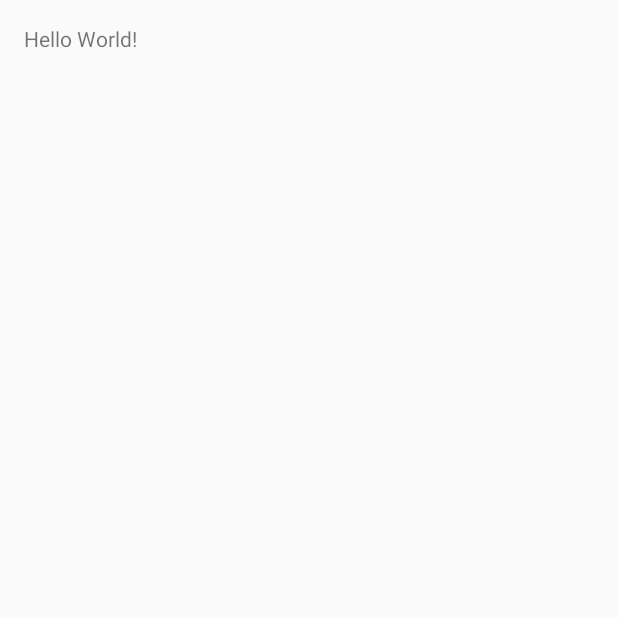
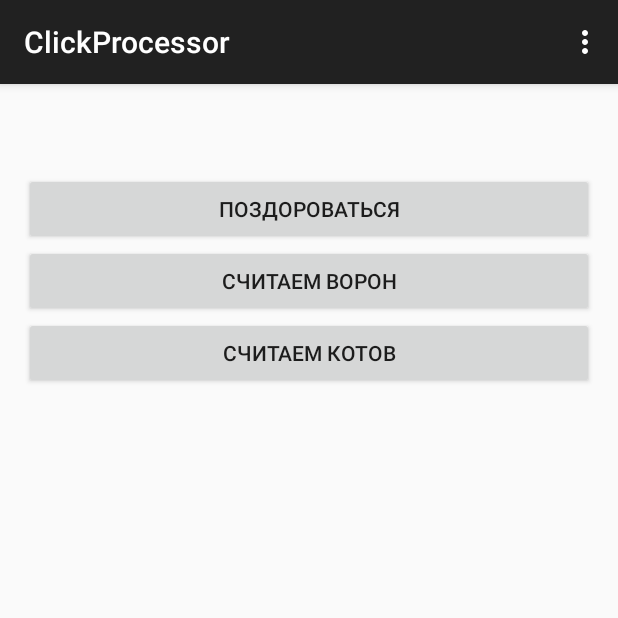
Before and after one commit to labaks/testProject, an Android app: the screen it shows after launch (MainActivity), on a phone screen of 412 x 824 dp, the top half of it. Before the commit the part shown is almost empty. Run offline under Robolectric (Android 15) with nearby library versions, the light colour scheme and no system bars.

Commit message:
init clickProcessor project

```diff
--- a/app/build.gradle
+++ b/app/build.gradle
@@ -5,7 +5,7 @@ android {
     buildToolsVersion "23.0.2"
 
     defaultConfig {
-        applicationId "labaks.testproject"
+        applicationId "labaks.clickprocessor"
         minSdkVersion 9
         targetSdkVersion 23
         versionCode 1
--- a/app/src/main/AndroidManifest.xml
+++ b/app/src/main/AndroidManifest.xml
@@ -1,6 +1,6 @@
 <?xml version="1.0" encoding="utf-8"?>
 <manifest xmlns:android="http://schemas.android.com/apk/res/android"
-    package="labaks.testproject">
+    package="labaks.clickprocessor">
 
     <application
         android:allowBackup="true"
@@ -10,8 +10,7 @@
         android:theme="@style/AppTheme">
         <activity
             android:name=".MainActivity"
-            android:label="@string/app_name"
-            android:theme="@style/AppTheme.NoActionBar">
+            android:label="@string/app_name">
             <intent-filter>
                 <action android:name="android.intent.action.MAIN" />
 
--- /dev/null
+++ b/app/src/main/java/labaks/clickprocessor/MainActivity.java
@@ -0,0 +1,88 @@
+package labaks.clickprocessor;
+
+import android.content.Context;
+import android.content.SharedPreferences;
+import android.support.v7.app.ActionBarActivity;
+import android.os.Bundle;
+import android.view.Menu;
+import android.view.MenuItem;
+import android.view.View;
+import android.widget.Button;
+import android.widget.TextView;
+
+public class MainActivity extends ActionBarActivity {
+
+    private int mCountCrows = 0;
+    private int mCountCats = 0;
+    TextView mInfoTextView;
+    public static final String APP_PREFERENCES = "mysettings";
+    public static final String APP_PREFERENCES_COUNTER_CATS = "counter_cats";
+    public static final String APP_PREFERENCES_COUNTER_CROWS = "counter_crows";
+    private SharedPreferences mSettings;
+
+    @Override
+    protected void onCreate(Bundle savedInstanceState) {
+        super.onCreate(savedInstanceState);
+        setContentView(R.layout.activity_main);
+        mSettings = getSharedPreferences(APP_PREFERENCES, Context.MODE_PRIVATE);
+        mInfoTextView = (TextView)findViewById(R.id.textView);
+        Button mCrowsCounterButton = (Button) findViewById(R.id.buttonCrowsCounter);
+        Button mCatCounterButton = (Button) findViewById(R.id.buttonCatCounter);
+        mCrowsCounterButton.setOnClickListener(new View.OnClickListener() {
+            @Override
+            public void onClick(View view) {
+                mInfoTextView.setText("Я насчитал " + ++mCountCrows + " ворон и " + mCountCats + " котов");
+            }
+        });
+        mCatCounterButton.setOnClickListener(new View.OnClickListener() {
+            @Override
+            public void onClick(View view) {
+                mInfoTextView.setText("Я насчитал " + mCountCrows + " ворон и " + ++mCountCats + " котов");
+            }
+        });
+    }
+
+    @Override
+    public boolean onCreateOptionsMenu(Menu menu) {
+        // Inflate the menu; this adds items to the action bar if it is present.
+        getMenuInflater().inflate(R.menu.menu_main, menu);
+        return true;
+    }
+
+    @Override
+    public boolean onOptionsItemSelected(MenuItem item) {
+        // Handle action bar item clicks here. The action bar will
+        // automatically handle clicks on the Home/Up button, so long
+        // as you specify a parent activity in AndroidManifest.xml.
+        int id = item.getItemId();
+
+        //noinspection SimplifiableIfStatement
+        if (id == R.id.action_settings) {
+            return true;
+        }
+
+        return super.onOptionsItemSelected(item);
+    }
+
+    public void onClick(View view) {
+        mInfoTextView.setText("Hello body");
+    }
+
+    @Override
+    protected void onPause() {
+        super.onPause();
+        SharedPreferences.Editor editor = mSettings.edit();
+        editor.putInt(APP_PREFERENCES_COUNTER_CATS, mCountCats);
+        editor.putInt(APP_PREFERENCES_COUNTER_CROWS, mCountCrows);
+        editor.apply();
+    }
+    @Override
+    protected void onResume() {
+        super.onResume();
+        if(mSettings.contains(APP_PREFERENCES_COUNTER_CATS) && mSettings.contains(APP_PREFERENCES_COUNTER_CROWS)) {
+            mCountCats = mSettings.getInt(APP_PREFERENCES_COUNTER_CATS, 0);
+            mCountCrows = mSettings.getInt(APP_PREFERENCES_COUNTER_CROWS, 0);
+            mInfoTextView.setText("Я насчитал " + mCountCrows + " ворон и " + mCountCats + " котов");
+        }
+    }
+}
--- a/app/src/main/java/labaks/testproject/MainActivity.java
+++ /dev/null
@@ -1,41 +0,0 @@
-package labaks.testproject;
-
-import android.os.Bundle;
-import android.support.design.widget.FloatingActionButton;
-import android.support.design.widget.Snackbar;
-import android.support.v7.app.AppCompatActivity;
-import android.support.v7.widget.Toolbar;
-import android.view.View;
-import android.view.Menu;
-import android.view.MenuItem;
-
-public class MainActivity extends AppCompatActivity {
-
-    @Override
-    protected void onCreate(Bundle savedInstanceState) {
-        super.onCreate(savedInstanceState);
-        setContentView(R.layout.activity_main);
-    }
-
-    @Override
-    public boolean onCreateOptionsMenu(Menu menu) {
-        // Inflate the menu; this adds items to the action bar if it is present.
-        getMenuInflater().inflate(R.menu.menu_main, menu);
-        return true;
-    }
-
-    @Override
-    public boolean onOptionsItemSelected(MenuItem item) {
-        // Handle action bar item clicks here. The action bar will
-        // automatically handle clicks on the Home/Up button, so long
-        // as you specify a parent activity in AndroidManifest.xml.
-        int id = item.getItemId();
-
-        //noinspection SimplifiableIfStatement
-        if (id == R.id.action_settings) {
-            return true;
-        }
-
-        return super.onOptionsItemSelected(item);
-    }
-}
--- a/app/src/main/res/layout/activity_main.xml
+++ b/app/src/main/res/layout/activity_main.xml
@@ -1,16 +1,46 @@
 <?xml version="1.0" encoding="utf-8"?>
-<RelativeLayout xmlns:android="http://schemas.android.com/apk/res/android"
+<RelativeLayout
+    xmlns:android="http://schemas.android.com/apk/res/android"
     xmlns:tools="http://schemas.android.com/tools"
     android:layout_width="match_parent"
     android:layout_height="match_parent"
-    android:paddingBottom="@dimen/activity_vertical_margin"
     android:paddingLeft="@dimen/activity_horizontal_margin"
     android:paddingRight="@dimen/activity_horizontal_margin"
     android:paddingTop="@dimen/activity_vertical_margin"
-    tools:context="labaks.testproject.MainActivity">
+    android:paddingBottom="@dimen/activity_vertical_margin"
+    tools:context=".MainActivity">
+
+    <Button
+        android:layout_width="fill_parent"
+        android:layout_height="wrap_content"
+        android:text="@string/say_hello"
+        android:id="@+id/newButton"
+        android:layout_marginTop="43dp"
+        android:layout_centerHorizontal="true"
+        android:onClick="onClick"/>
+
+    <Button
+        android:layout_width="fill_parent"
+        android:layout_height="wrap_content"
+        android:text="@string/crows_counter"
+        android:id="@+id/buttonCrowsCounter"
+        android:layout_below="@+id/newButton"
+        android:layout_centerHorizontal="true"/>
+
+    <Button
+        android:layout_width="fill_parent"
+        android:layout_height="wrap_content"
+        android:text="@string/cat_counter"
+        android:id="@+id/buttonCatCounter"
+        android:layout_below="@+id/buttonCrowsCounter"
+        android:layout_centerHorizontal="true"/>
 
     <TextView
+        android:text=""
         android:layout_width="wrap_content"
         android:layout_height="wrap_content"
-        android:text="Hello World!" />
+        android:layout_centerHorizontal="true"
+        android:id="@+id/textView"
+        android:layout_below="@+id/buttonCatCounter"/>
+
 </RelativeLayout>
--- a/app/src/main/res/menu/menu_main.xml
+++ b/app/src/main/res/menu/menu_main.xml
@@ -1,7 +1,7 @@
 <menu xmlns:android="http://schemas.android.com/apk/res/android"
     xmlns:app="http://schemas.android.com/apk/res-auto"
     xmlns:tools="http://schemas.android.com/tools"
-    tools:context="labaks.testproject.MainActivity">
+    tools:context=".MainActivity">
     <item
         android:id="@+id/action_settings"
         android:orderInCategory="100"
--- a/app/src/main/res/values/colors.xml
+++ /dev/null
@@ -1,6 +0,0 @@
-<?xml version="1.0" encoding="utf-8"?>
-<resources>
-    <color name="colorPrimary">#3F51B5</color>
-    <color name="colorPrimaryDark">#303F9F</color>
-    <color name="colorAccent">#FF4081</color>
-</resources>
--- a/app/src/main/res/values/dimens.xml
+++ b/app/src/main/res/values/dimens.xml
@@ -2,5 +2,4 @@
     <!-- Default screen margins, per the Android Design guidelines. -->
     <dimen name="activity_horizontal_margin">16dp</dimen>
     <dimen name="activity_vertical_margin">16dp</dimen>
-    <dimen name="fab_margin">16dp</dimen>
 </resources>
--- a/app/src/main/res/values/strings.xml
+++ b/app/src/main/res/values/strings.xml
@@ -1,4 +1,8 @@
 <resources>
-    <string name="app_name">testProject</string>
+    <string name="app_name">ClickProcessor</string>
+
     <string name="action_settings">Settings</string>
+    <string name="say_hello">Поздороваться</string>
+    <string name="crows_counter">Считаем ворон</string>
+    <string name="cat_counter">Считаем котов</string>
 </resources>
--- a/app/src/main/res/values/styles.xml
+++ b/app/src/main/res/values/styles.xml
@@ -3,18 +3,6 @@
     <!-- Base application theme. -->
     <style name="AppTheme" parent="Theme.AppCompat.Light.DarkActionBar">
         <!-- Customize your theme here. -->
-        <item name="colorPrimary">@color/colorPrimary</item>
-        <item name="colorPrimaryDark">@color/colorPrimaryDark</item>
-        <item name="colorAccent">@color/colorAccent</item>
     </style>
 
-    <style name="AppTheme.NoActionBar">
-        <item name="windowActionBar">false</item>
-        <item name="windowNoTitle">true</item>
-    </style>
-
-    <style name="AppTheme.AppBarOverlay" parent="ThemeOverlay.AppCompat.Dark.ActionBar" />
-
-    <style name="AppTheme.PopupOverlay" parent="ThemeOverlay.AppCompat.Light" />
-
 </resources>
```
Also changed, not shown: app/src/main/res/mipmap-hdpi/ic_launcher.png, app/src/main/res/mipmap-mdpi/ic_launcher.png, app/src/main/res/mipmap-xhdpi/ic_launcher.png, app/src/main/res/mipmap-xxhdpi/ic_launcher.png, app/src/main/res/mipmap-xxxhdpi/ic_launcher.png, 2 other files.
